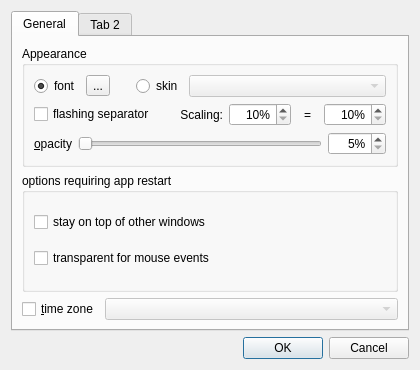
This is src/app/settings_dialog.ui in Kolcha/DigitalClockNext as Qt 5 draws it before an edit. The edited form follows.
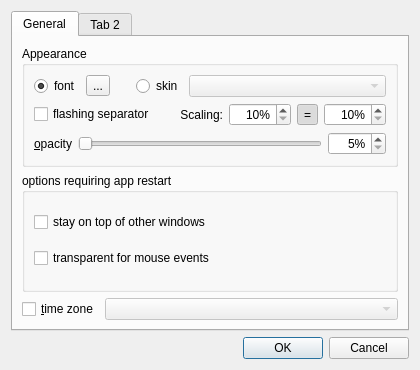
This is the edited form.

The edit to the form file:
```diff
--- a/src/app/settings_dialog.ui
+++ b/src/app/settings_dialog.ui
@@ -136,6 +136,9 @@
               <property name="checkable">
                <bool>true</bool>
               </property>
+              <property name="checked">
+               <bool>true</bool>
+              </property>
               <property name="autoRaise">
                <bool>true</bool>
               </property>
```
